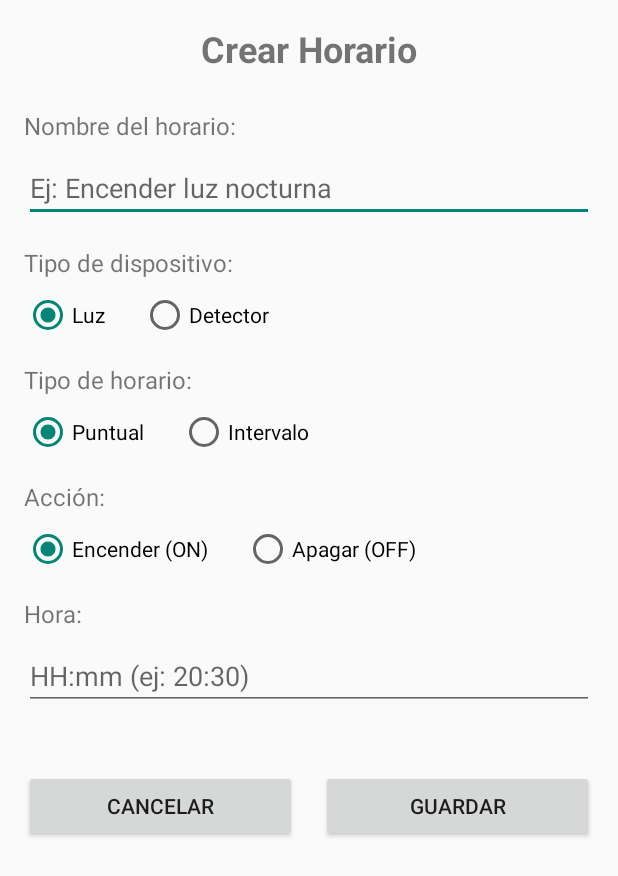
After one commit to brunokiwi/TFG-Bruno-Public, an Android app built with Jetpack Compose: the CreateScheduleActivity screen opened directly, with no data from a screen before it, on a phone screen of 412 x 824 dp. The commit adds this screen. Shown: the top 876 px of the screen. Run offline under Robolectric (Android 15) with nearby library versions, the phone set to English and light mode, and no system bars.

Commit message:
Editor de horarios in app con todo lo necesario, funcionando

```diff
--- /dev/null
+++ b/android-app/app/src/main/java/com/example/tfgiotapp/CreateScheduleActivity.kt
@@ -0,0 +1,156 @@
+package com.example.tfgiotapp
+
+import android.os.Bundle
+import android.view.View
+import android.widget.Button
+import android.widget.EditText
+import android.widget.LinearLayout
+import android.widget.RadioGroup
+import android.widget.Toast
+import androidx.activity.ComponentActivity
+import kotlinx.coroutines.CoroutineScope
+import kotlinx.coroutines.Dispatchers
+import kotlinx.coroutines.launch
+import kotlinx.coroutines.withContext
+
+class CreateScheduleActivity : ComponentActivity() {
+    private lateinit var scheduleNameEdit: EditText
+    private lateinit var deviceTypeGroup: RadioGroup
+    private lateinit var scheduleTypeGroup: RadioGroup
+    private lateinit var actionGroup: RadioGroup
+    private lateinit var timeEdit: EditText
+    private lateinit var startTimeEdit: EditText
+    private lateinit var endTimeEdit: EditText
+    private lateinit var punctualLayout: LinearLayout
+    private lateinit var intervalLayout: LinearLayout
+    private lateinit var saveButton: Button
+    private lateinit var cancelButton: Button
+
+    private val apiService = ApiService()
+    private var roomName: String = ""
+
+    override fun onCreate(savedInstanceState: Bundle?) {
+        super.onCreate(savedInstanceState)
+        setContentView(R.layout.activity_create_schedule)
+
+        roomName = intent.getStringExtra("roomName") ?: ""
+
+        setupViews()
+        setupListeners()
+    }
+
+    private fun setupViews() {
+        scheduleNameEdit = findViewById(R.id.scheduleNameEdit)
+        deviceTypeGroup = findViewById(R.id.deviceTypeGroup)
+        scheduleTypeGroup = findViewById(R.id.scheduleTypeGroup)
+        actionGroup = findViewById(R.id.actionGroup)
+        timeEdit = findViewById(R.id.timeEdit)
+        startTimeEdit = findViewById(R.id.startTimeEdit)
+        endTimeEdit = findViewById(R.id.endTimeEdit)
+        punctualLayout = findViewById(R.id.punctualLayout)
+        intervalLayout = findViewById(R.id.intervalLayout)
+        saveButton = findViewById(R.id.saveButton)
+        cancelButton = findViewById(R.id.cancelButton)
+    }
+
+    private fun setupListeners() {
+        scheduleTypeGroup.setOnCheckedChangeListener { _, checkedId ->
+            when (checkedId) {
+                R.id.punctualRadio -> {
+                    punctualLayout.visibility = View.VISIBLE
+                    intervalLayout.visibility = View.GONE
+                }
+                R.id.intervalRadio -> {
+                    punctualLayout.visibility = View.GONE
+                    intervalLayout.visibility = View.VISIBLE
+                }
+            }
+        }
+
+        saveButton.setOnClickListener {
+            createSchedule()
+        }
+
+        cancelButton.setOnClickListener {
+            finish()
+        }
+    }
+
+    private fun createSchedule() {
+        val name = scheduleNameEdit.text.toString().trim()
+        if (name.isEmpty()) {
+            Toast.makeText(this, "Por favor ingresa un nombre", Toast.LENGTH_SHORT).show()
+            return
+        }
+
+        val deviceType = when (deviceTypeGroup.checkedRadioButtonId) {
+            R.id.lightRadio -> "light"
+            R.id.alarmRadio -> "alarm"
+            else -> "light"
+        }
+
+        val isPunctual = scheduleTypeGroup.checkedRadioButtonId == R.id.punctualRadio
+
+        if (isPunctual) {
+            val time = timeEdit.text.toString().trim()
+            if (time.isEmpty()) {
+                Toast.makeText(this, "Por favor ingresa la hora", Toast.LENGTH_SHORT).show()
+                return
+            }
+
+            val state = actionGroup.checkedRadioButtonId == R.id.onRadio
+
+            createPunctualSchedule(name, deviceType, state, time)
+        } else {
+            val startTime = startTimeEdit.text.toString().trim()
+            val endTime = endTimeEdit.text.toString().trim()
+
+            if (startTime.isEmpty() || endTime.isEmpty()) {
+                Toast.makeText(this, "Por favor ingresa ambas horas", Toast.LENGTH_SHORT).show()
+                return
+            }
+
+            createIntervalSchedule(name, deviceType, startTime, endTime)
+        }
+    }
+
+    private fun createPunctualSchedule(name: String, type: String, state: Boolean, time: String) {
+        CoroutineScope(Dispatchers.IO).launch {
+            try {
+                val success = apiService.createPunctualSchedule(roomName, name, type, state, time)
+                withContext(Dispatchers.Main) {
+                    if (success) {
+                        Toast.makeText(this@CreateScheduleActivity, "Horario creado exitosamente", Toast.LENGTH_SHORT).show()
+                        finish()
+                    } else {
+                        Toast.makeText(this@CreateScheduleActivity, "Error al crear horario", Toast.LENGTH_SHORT).show()
+                    }
+                }
+            } catch (e: Exception) {
+                withContext(Dispatchers.Main) {
+                    Toast.makeText(this@CreateScheduleActivity, "Error de conexión", Toast.LENGTH_SHORT).show()
+                }
+            }
+        }
+    }
+
+    private fun createIntervalSchedule(name: String, type: String, startTime: String, endTime: String) {
+        CoroutineScope(Dispatchers.IO).launch {
+            try {
+                val success = apiService.createIntervalSchedule(roomName, name, type, startTime, endTime)
+                withContext(Dispatchers.Main) {
+                    if (success) {
+                        Toast.makeText(this@CreateScheduleActivity, "Horario creado exitosamente", Toast.LENGTH_SHORT).show()
+                        finish()
+                    } else {
+                        Toast.makeText(this@CreateScheduleActivity, "Error al crear horario", Toast.LENGTH_SHORT).show()
+                    }
+                }
+            } catch (e: Exception) {
+                withContext(Dispatchers.Main) {
+                    Toast.makeText(this@CreateScheduleActivity, "Error de conexión", Toast.LENGTH_SHORT).show()
+                }
+            }
+        }
+    }
+}
--- /dev/null
+++ b/android-app/app/src/main/res/layout/activity_create_schedule.xml
@@ -0,0 +1,215 @@
+<?xml version="1.0" encoding="utf-8"?>
+<ScrollView xmlns:android="http://schemas.android.com/apk/res/android"
+    android:layout_width="match_parent"
+    android:layout_height="match_parent"
+    android:padding="16dp">
+
+    <LinearLayout
+        android:layout_width="match_parent"
+        android:layout_height="wrap_content"
+        android:orientation="vertical">
+
+        <TextView
+            android:layout_width="match_parent"
+            android:layout_height="wrap_content"
+            android:text="Crear Horario"
+            android:textSize="24sp"
+            android:textStyle="bold"
+            android:gravity="center"
+            android:layout_marginBottom="24dp" />
+
+        <TextView
+            android:layout_width="match_parent"
+            android:layout_height="wrap_content"
+            android:text="Nombre del horario:"
+            android:textSize="16sp"
+            android:layout_marginBottom="8dp" />
+
+        <EditText
+            android:id="@+id/scheduleNameEdit"
+            android:layout_width="match_parent"
+            android:layout_height="wrap_content"
+            android:hint="Ej: Encender luz nocturna"
+            android:maxLength="60"
+            android:layout_marginBottom="16dp" />
+
+        <TextView
+            android:layout_width="match_parent"
+            android:layout_height="wrap_content"
+            android:text="Tipo de dispositivo:"
+            android:textSize="16sp"
+            android:layout_marginBottom="8dp" />
+
+        <RadioGroup
+            android:id="@+id/deviceTypeGroup"
+            android:layout_width="match_parent"
+            android:layout_height="wrap_content"
+            android:orientation="horizontal"
+            android:layout_marginBottom="16dp">
+
+            <RadioButton
+                android:id="@+id/lightRadio"
+                android:layout_width="wrap_content"
+                android:layout_height="wrap_content"
+                android:text="Luz"
+                android:checked="true" />
+
+            <RadioButton
+                android:id="@+id/alarmRadio"
+                android:layout_width="wrap_content"
+                android:layout_height="wrap_content"
+                android:text="Detector"
+                android:layout_marginStart="24dp" />
+
+        </RadioGroup>
+
+        <TextView
+            android:layout_width="match_parent"
+            android:layout_height="wrap_content"
+            android:text="Tipo de horario:"
+            android:textSize="16sp"
+            android:layout_marginBottom="8dp" />
+
+        <RadioGroup
+            android:id="@+id/scheduleTypeGroup"
+            android:layout_width="match_parent"
+            android:layout_height="wrap_content"
+            android:orientation="horizontal"
+            android:layout_marginBottom="16dp">
+
+            <RadioButton
+                android:id="@+id/punctualRadio"
+                android:layout_width="wrap_content"
+                android:layout_height="wrap_content"
+                android:text="Puntual"
+                android:checked="true" />
+
+            <RadioButton
+                android:id="@+id/intervalRadio"
+                android:layout_width="wrap_content"
+                android:layout_height="wrap_content"
+                android:text="Intervalo"
+                android:layout_marginStart="24dp" />
+
+        </RadioGroup>
+
+        <LinearLayout
+            android:id="@+id/punctualLayout"
+            android:layout_width="match_parent"
+            android:layout_height="wrap_content"
+            android:orientation="vertical"
+            android:visibility="visible">
+
+            <TextView
+                android:layout_width="match_parent"
+                android:layout_height="wrap_content"
+                android:text="Acción:"
+                android:textSize="16sp"
+                android:layout_marginBottom="8dp" />
+
+            <RadioGroup
+                android:id="@+id/actionGroup"
+                android:layout_width="match_parent"
+                android:layout_height="wrap_content"
+                android:orientation="horizontal"
+                android:layout_marginBottom="16dp">
+
+                <RadioButton
+                    android:id="@+id/onRadio"
+                    android:layout_width="wrap_content"
+                    android:layout_height="wrap_content"
+                    android:text="Encender (ON)"
+                    android:checked="true" />
+
+                <RadioButton
+                    android:id="@+id/offRadio"
+                    android:layout_width="wrap_content"
+                    android:layout_height="wrap_content"
+                    android:text="Apagar (OFF)"
+                    android:layout_marginStart="24dp" />
+
+            </RadioGroup>
+
+            <TextView
+                android:layout_width="match_parent"
+                android:layout_height="wrap_content"
+                android:text="Hora:"
+                android:textSize="16sp"
+                android:layout_marginBottom="8dp" />
+
+            <EditText
+                android:id="@+id/timeEdit"
+                android:layout_width="match_parent"
+                android:layout_height="wrap_content"
+                android:hint="HH:mm (ej: 20:30)"
+                android:inputType="time"
+                android:layout_marginBottom="16dp" />
+
+        </LinearLayout>
+
+        <LinearLayout
+            android:id="@+id/intervalLayout"
+            android:layout_width="match_parent"
+            android:layout_height="wrap_content"
+            android:orientation="vertical"
+            android:visibility="gone">
+
+            <TextView
+                android:layout_width="match_parent"
+                android:layout_height="wrap_content"
+                android:text="Hora de inicio:"
+                android:textSize="16sp"
+                android:layout_marginBottom="8dp" />
+
+            <EditText
+                android:id="@+id/startTimeEdit"
+                android:layout_width="match_parent"
+                android:layout_height="wrap_content"
+                android:hint="HH:mm (ej: 20:00)"
+                android:inputType="time"
+                android:layout_marginBottom="16dp" />
+
+            <TextView
+                android:layout_width="match_parent"
+                android:layout_height="wrap_content"
+                android:text="Hora de fin:"
+                android:textSize="16sp"
+                android:layout_marginBottom="8dp" />
+
+            <EditText
+                android:id="@+id/endTimeEdit"
+                android:layout_width="match_parent"
+                android:layout_height="wrap_content"
+                android:hint="HH:mm (ej: 06:00)"
+                android:inputType="time"
+                android:layout_marginBottom="16dp" />
+
+        </LinearLayout>
+
+        <LinearLayout
+            android:layout_width="match_parent"
+            android:layout_height="wrap_content"
+            android:orientation="horizontal"
+            android:layout_marginTop="24dp">
+
+            <Button
+                android:id="@+id/cancelButton"
+                android:layout_width="0dp"
+                android:layout_height="wrap_content"
+                android:layout_weight="1"
+                android:text="Cancelar"
+                android:layout_marginEnd="8dp" />
+
+            <Button
+                android:id="@+id/saveButton"
+                android:layout_width="0dp"
+                android:layout_height="wrap_content"
+                android:layout_weight="1"
+                android:text="Guardar"
+                android:layout_marginStart="8dp" />
+
+        </LinearLayout>
+
+    </LinearLayout>
+
+</ScrollView>
```
Also changed, not shown: android-app/app/src/main/AndroidManifest.xml (+8 -0 lines), android-app/app/src/main/java/com/example/tfgiotapp/ApiService.kt (+48 -0 lines), android-app/app/src/main/java/com/example/tfgiotapp/ManageSchedulesActivity.kt (added, +96 -0 lines), android-app/app/src/main/java/com/example/tfgiotapp/RoomDetailActivity.kt (+10 -1 lines), android-app/app/src/main/java/com/example/tfgiotapp/ScheduleAdapter.kt (added, +54 -0 lines), android-app/app/src/main/res/layout/activity_manage_schedules.xml (added, +40 -0 lines), android-app/app/src/main/res/layout/activity_room_detail.xml (+22 -6 lines), android-app/app/src/main/res/layout/item_schedule.xml (added, +40 -0 lines).
